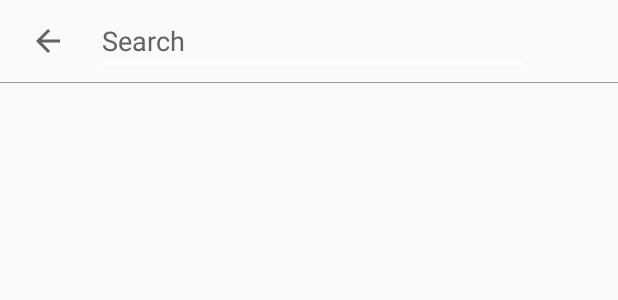
After one commit to kunalcodes/Files_By_Google_Clone, an Android app: the layout activity_search.xml on its own in the app's theme, with its tools: preview values and no code run, on a phone screen of 412 x 824 dp. The commit adds this screen. Shown: the top 300 px of the screen. Run offline under Robolectric (Android 15) with nearby library versions, the phone set to English and light mode, and no system bars.

Commit message:
SearchActivity.kt added.

```diff
--- /dev/null
+++ b/Google_Files_App/app/src/main/res/drawable/ic_close.xml
@@ -0,0 +1,5 @@
+<vector android:height="24dp" android:tint="#5F6368"
+    android:viewportHeight="24" android:viewportWidth="24"
+    android:width="24dp" xmlns:android="http://schemas.android.com/apk/res/android">
+    <path android:fillColor="@android:color/white" android:pathData="M19,6.41L17.59,5 12,10.59 6.41,5 5,6.41 10.59,12 5,17.59 6.41,19 12,13.41 17.59,19 19,17.59 13.41,12 19,6.41z"/>
+</vector>
--- /dev/null
+++ b/Google_Files_App/app/src/main/res/layout/activity_search.xml
@@ -0,0 +1,68 @@
+<?xml version="1.0" encoding="utf-8"?>
+<RelativeLayout xmlns:android="http://schemas.android.com/apk/res/android"
+    xmlns:app="http://schemas.android.com/apk/res-auto"
+    xmlns:tools="http://schemas.android.com/tools"
+    android:layout_width="match_parent"
+    android:layout_height="match_parent"
+    tools:context=".search_operation.SearchActivity">
+
+    <LinearLayout
+        android:id="@+id/layoutTopBarSearchActivity"
+        android:orientation="vertical"
+        android:layout_width="match_parent"
+        android:layout_height="wrap_content"
+        android:visibility="visible">
+
+        <RelativeLayout
+            android:layout_width="match_parent"
+            android:layout_height="wrap_content"
+            android:orientation="horizontal">
+
+            <ImageView
+                android:id="@+id/ivSearchBack"
+                android:layout_width="24dp"
+                android:layout_height="24dp"
+                android:layout_centerVertical="true"
+                android:layout_alignParentStart="true"
+                android:layout_marginVertical="15dp"
+                android:layout_marginLeft="20dp"
+                android:background="@drawable/ic_arrow_back" />
+
+            <EditText
+                android:id="@+id/etSearchItem"
+                android:layout_width="match_parent"
+                android:layout_height="wrap_content"
+                android:layout_centerVertical="true"
+                android:layout_marginHorizontal="20dp"
+                android:layout_toStartOf="@+id/ivCancelSearch"
+                android:layout_toEndOf="@+id/ivSearchBack"
+                android:backgroundTint="@color/white"
+                android:hint="Search"
+                android:textColorHint="@color/google_grey" />
+
+            <ImageView
+                android:id="@+id/ivCancelSearch"
+                android:visibility="invisible"
+                android:layout_width="24dp"
+                android:layout_height="24dp"
+                android:layout_alignBaseline="@+id/ivSearchBack"
+                android:layout_alignParentEnd="true"
+                android:layout_marginVertical="15dp"
+                android:layout_marginRight="15dp"
+                android:background="@drawable/ic_close" />
+
+        </RelativeLayout>
+
+        <View
+            android:layout_width="match_parent"
+            android:layout_height="0.5dp"
+            android:background="#999999" />
+    </LinearLayout>
+
+    <androidx.recyclerview.widget.RecyclerView
+        android:id="@+id/recyclerviewSearch"
+        android:layout_width="match_parent"
+        android:layout_height="match_parent"
+        android:layout_below="@id/layoutTopBarSearchActivity" />
+
+</RelativeLayout>
```
Also changed, not shown: Google_Files_App/app/src/main/AndroidManifest.xml (+7 -9 lines), Google_Files_App/app/src/main/java/com/example/google_files_app/MainActivity.kt (+17 -6 lines), Google_Files_App/app/src/main/java/com/example/google_files_app/search_operation/SearchActivity.kt (added, +65 -0 lines).
